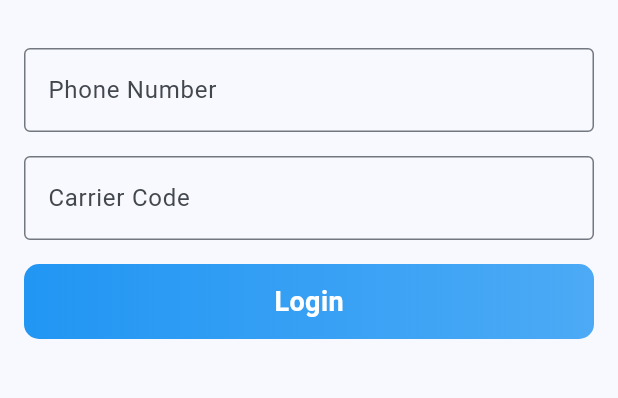
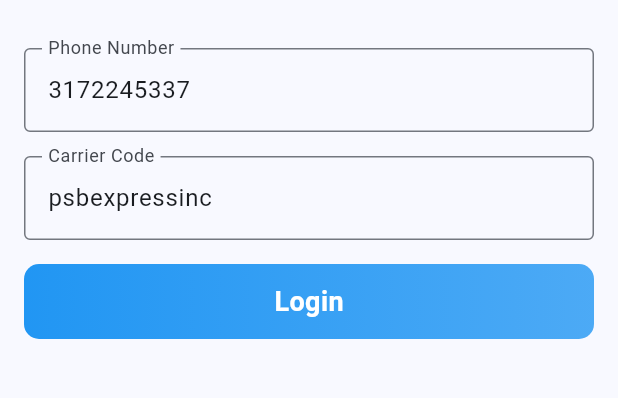
Before and after one commit to mannybatth/carrier-nest-flutter, a Flutter app: the screen it shows after launch, on a phone screen of 412 x 824 dp, the part 258-656 px from its top. Run offline on Flutter 3.47's test engine with Material 2 defaults, Android fonts, the phone set to English and light mode, and no system bars; our stand-ins replace cookie_jar, dio, dio_cookie_manager, file_picker, geolocator, image_picker and 2 more.

Commit message:
disable button if fields are empty

```diff
--- a/lib/pages/driver_login.dart
+++ b/lib/pages/driver_login.dart
@@ -26,7 +26,11 @@ class _DriverLoginPageState extends State<DriverLoginPage> {
   void initState() {
     super.initState();
 
-    _driverAuth.fetchCsrfToken();
+    _phoneNumberController.text = '3172245337';
+    _carrierCodeController.text = 'psbexpressinc';
+
+    // _phoneNumberController.text = '2065654638';
+    // _carrierCodeController.text = 'deepbrosinc';
   }
 
   @override
@@ -42,10 +46,14 @@ class _DriverLoginPageState extends State<DriverLoginPage> {
     setState(() {
       _isRequestPinLoading = true;
     });
+
     try {
+      await _driverAuth.fetchCsrfToken();
+
       final response = await _driverAuth.requestPin(
         phoneNumber: _phoneNumberController.text,
-          carrierCode: _carrierCodeController.text);
+        carrierCode: _carrierCodeController.text,
+      );
 
       if (response.statusCode == 200 || response.statusCode == 302) {
         setState(() {
@@ -57,6 +65,8 @@ class _DriverLoginPageState extends State<DriverLoginPage> {
       } else {
         // TODO: Handle error
       }
+    } catch (e) {
+      // TODO: Handle exception, e.g., display a message
     } finally {
       setState(() {
         _isRequestPinLoading = false;
@@ -69,12 +79,12 @@ class _DriverLoginPageState extends State<DriverLoginPage> {
       _isVerifyPinLoading = true;
     });
     try {
-      var response = await _driverAuth.verifyPin(
+      var tokenData = await _driverAuth.verifyPin(
           phoneNumber: _phoneNumberController.text,
           carrierCode: _carrierCodeController.text,
           code: _pinController.text);
 
-      if (response.statusCode == 200 || response.statusCode == 302) {
+      if (tokenData != null) {
         // Redirect to the home page
         Navigator.pushReplacement(
           context,
@@ -83,7 +93,12 @@ class _DriverLoginPageState extends State<DriverLoginPage> {
                   const MyHomePage()), // Assuming HomePage() is the home page widget
         );
       } else {
-        // TODO: Handle error
+        // Show snackbar
+        ScaffoldMessenger.of(context).showSnackBar(
+          const SnackBar(
+            content: Text('Incorrect PIN'),
+          ),
+        );
       }
     } finally {
       setState(() {
@@ -130,7 +145,12 @@ class _DriverLoginPageState extends State<DriverLoginPage> {
           const SizedBox(height: 16),
           _buildTextField(_carrierCodeController, 'Carrier Code'),
           const SizedBox(height: 16),
-          _buildButton(_requestPin, 'Login', _isRequestPinLoading),
+          _buildButton(
+              _requestPin,
+              'Login',
+              _isRequestPinLoading,
+              _phoneNumberController.text.isEmpty ||
+                  _carrierCodeController.text.isEmpty)
         ],
       ),
     );
@@ -142,8 +162,27 @@ class _DriverLoginPageState extends State<DriverLoginPage> {
         _buildTruckIcon(),
         _buildTextField(_pinController, 'PIN', focusNode: _pinFocusNode),
         const SizedBox(height: 16),
-        _buildButton(_verifyPin, 'Verify PIN', _isVerifyPinLoading),
+        _buildButton(_verifyPin, 'Verify PIN', _isVerifyPinLoading,
+            _pinController.text.isEmpty),
+        const SizedBox(height: 24),
+        _buildBackToLoginButton(),
       ],
+    );
+  }
+
+  Widget _buildBackToLoginButton() {
+    return TextButton(
+      onPressed: () {
+        // Set the state back to the first phase
+        setState(() {
+          _isSecondPhase = false;
+          // Optionally reset the controllers if needed
+          _phoneNumberController.clear();
+          _carrierCodeController.clear();
+          _pinController.clear();
+        });
+      },
+      child: const Text('Back to Login'),
     );
   }
 
@@ -156,14 +195,26 @@ class _DriverLoginPageState extends State<DriverLoginPage> {
         border: const OutlineInputBorder(),
         labelText: label,
       ),
+      onChanged: (value) {
+        setState(() {}); // Triggers a rebuild whenever the text changes
+      },
     );
   }
 
   // Modify _buildButton to handle loading state
-  Widget _buildButton(
-      VoidCallback onPressed, String buttonText, bool isLoading) {
-    return InkWell(
-      onTap: isLoading ? null : onPressed, // Disable button when loading
+  Widget _buildButton(VoidCallback onPressed, String buttonText, bool isLoading,
+      bool isFieldEmpty) {
+    // Determine if the button should be enabled based on the text field and loading state
+    bool isButtonEnabled = !isFieldEmpty && !isLoading;
+
+    return Opacity(
+      opacity: isButtonEnabled
+          ? 1.0
+          : 0.5, // Change opacity based on whether button is enabled
+      child: InkWell(
+        onTap: isButtonEnabled
+            ? onPressed
+            : null, // Disable button tap when button is not enabled
         child: Container(
           height: 50,
           decoration: BoxDecoration(
@@ -190,6 +241,7 @@ class _DriverLoginPageState extends State<DriverLoginPage> {
                   ),
           ),
         ),
+      ),
     );
   }
 }
```
Also changed, not shown: lib/rest/auth.dart (+8 -3 lines). Lines whose indentation alone changed are shown as unchanged.
